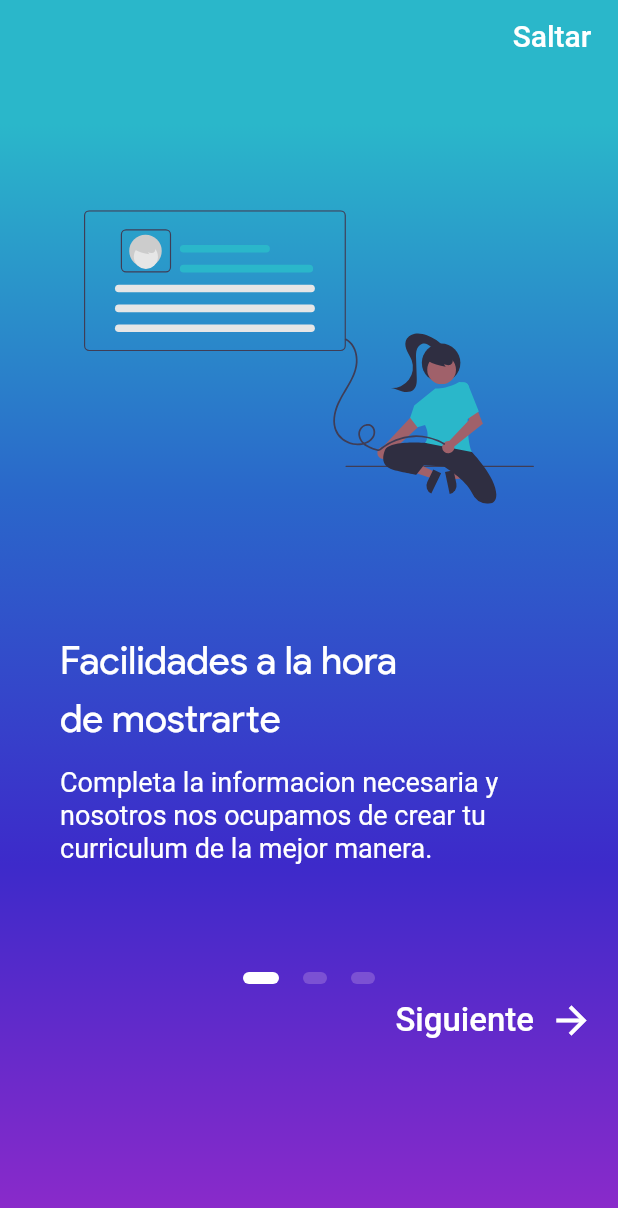
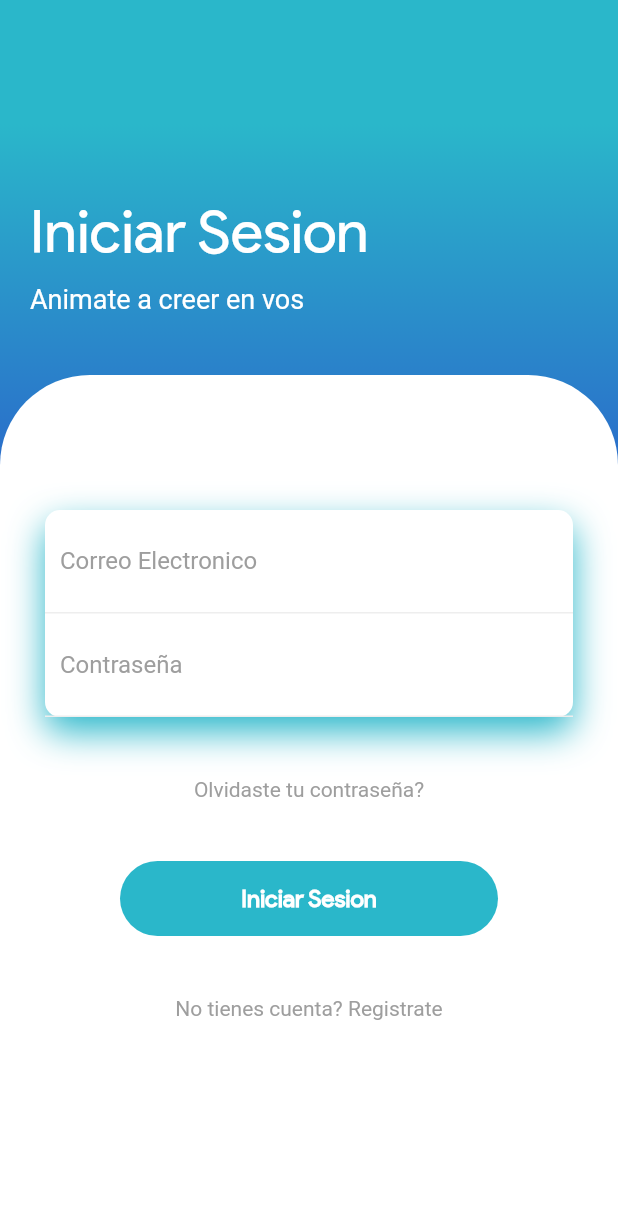
Before and after one commit to SantiagoGonzalezFernandez/fark, a Flutter app: the screen it shows after launch, on a phone screen of 412 x 824 dp. Shown: the top 1208 px of the screen. Run offline on Flutter 3.47's test engine with Material 2 defaults, Android fonts, the phone set to English and light mode, and no system bars; our stand-ins replace flutter_svg, simple_animations.

Commit message:
Termino el UI de el Login / Agrego Una animacion

```diff
--- a/lib/main.dart
+++ b/lib/main.dart
@@ -1,8 +1,10 @@
 //Imports that are not mine
+import 'package:fark/src/pages/home/home_page.dart';
 import 'package:flutter/material.dart';
 
 //Imports that are mine
 import 'package:fark/src/pages/onboarding/onboarding_page.dart';
+import 'package:fark/src/pages/authentication/login_page.dart';
 
 void main() => runApp(MyApp());
 
@@ -11,7 +13,13 @@ class MyApp extends StatelessWidget {
   Widget build(BuildContext context) {
     return MaterialApp(
       debugShowCheckedModeBanner: false,
-      title: 'Material App',
+      title: 'Fark',
+      initialRoute: 'login',
+      routes: {
+        'onboarding' : (BuildContext context) => OnboardingPage(),
+        'login'      : (BuildContext context) => LoginPage(),
+        'home'       : (BuildContext context) => HomePage(),
+      },
       home: Scaffold(
         body: OnboardingPage()
       ),
--- /dev/null
+++ b/lib/src/pages/authentication/login_page.dart
@@ -0,0 +1,251 @@
+//Imports that are not mine
+import 'package:fark/src/utils/background_gradient.dart';
+import 'package:fark/src/utils/fadeAnimation.dart';
+import 'package:flutter/material.dart';
+
+//Imports that are mine
+
+class LoginPage extends StatelessWidget {
+
+  @override
+  Widget build(BuildContext context) {
+    return Scaffold(
+      resizeToAvoidBottomPadding: false,
+      body: Container(
+        width: double.infinity,
+        decoration: BoxDecoration(
+          gradient: generateBackgroundGradient()
+        ),
+        child: SafeArea(
+          child: Column(
+            crossAxisAlignment: CrossAxisAlignment.start,
+            children: [
+              SizedBox(height: 110.0),
+              TitleAndSubtitle(),
+              SizedBox(height: 20.0),
+              Expanded(
+                child: ContainerMain(),
+              )
+            ],
+          ),
+        ),
+      )
+    );
+  }
+}
+
+class TitleAndSubtitle extends StatelessWidget {
+  @override
+  Widget build(BuildContext context) {
+    return Padding(
+      padding: EdgeInsets.all(20.0),
+      child: Column(
+        crossAxisAlignment: CrossAxisAlignment.start,
+        children: [
+          FadeAnimation(
+            delay: 1,
+            child: Text(
+              'Iniciar Sesion',
+               style: TextStyle(
+                 color: Colors.white,
+                 fontSize: 40.0,
+                 fontFamily: 'ProductSans'
+               ),
+            ),
+          ),
+          SizedBox(height: 10.0),
+          FadeAnimation(
+            delay: 1.1,
+            child: Text(
+              'Animate a creer en vos',
+              style: TextStyle(
+                color: Colors.white,
+                fontSize: 18.0
+              ),
+            ),
+          )
+        ],
+      ),
+    );
+  }
+}
+
+class ContainerMain extends StatelessWidget {
+  @override
+  Widget build(BuildContext context) {
+    return Container(
+      decoration: BoxDecoration(
+        color: Colors.white,
+        borderRadius: BorderRadius.only(
+          topLeft: Radius.circular(60.0),
+          topRight: Radius.circular(60.0),
+        )
+      ),
+      child: Padding(
+        padding: EdgeInsets.all(30.0),
+        child: Column(
+          children: [
+            SizedBox(height: 60.0),
+            FormLogin(),
+            SizedBox(height: 40.0),
+            GreyTextFadeAnimation(
+              delay: 1.5,
+              text: 'Olvidaste tu contraseña?',
+            ),
+            SizedBox(height: 40.0),
+            GestureDetector(
+              onTap: () => print('Navegar al home'),
+              child: ButtonIniciarSesion(
+                delay: 1.6,
+                text: 'Iniciar Sesion',
+                color: Color(0xff2AB7CA),
+              ),
+            ),
+            SizedBox(height: 40.0),
+            GestureDetector(
+              onTap: () => print('Navegar al Sign Up'),
+              child: GreyTextFadeAnimation(
+                delay: 1.7,
+                text: 'No tienes cuenta? Registrate',
+              ),
+            )
+          ],
+        ),
+      ),
+    );
+  }
+}
+
+class FormLogin extends StatelessWidget {
+  @override
+  Widget build(BuildContext context) {
+    return FadeAnimation(
+      delay: 1.4,
+      child: Container(
+        decoration: BoxDecoration(
+          color: Colors.white,
+          borderRadius: BorderRadius.circular(10.0),
+          boxShadow: [BoxShadow(
+            color: Color(0xff2AB7CA),
+            blurRadius: 20.0,
+            offset: Offset(0, 10)
+          )]
+        ),
+        child: Column(
+          children: [
+            TextFieldLogin(
+              hintText: 'Correo Electronico',
+              textInputType: TextInputType.emailAddress,
+              isPassword: false,
+            ),
+            TextFieldLogin(
+              hintText: 'Contraseña',
+              isPassword: true,
+            )
+          ],
+        ),
+      ),
+    );
+  }
+}
+
+class TextFieldLogin extends StatelessWidget {
+
+  final String hintText;
+  final TextInputType textInputType;
+  final bool isPassword;
+
+  TextFieldLogin({
+    @required this.hintText,
+    @required this.isPassword,
+    this.textInputType,
+  });
+
+  @override
+  Widget build(BuildContext context) {
+    return Container(
+      padding: EdgeInsets.all(10.0),
+      decoration: BoxDecoration(
+        border: Border(
+          bottom: BorderSide(
+            color: Colors.grey[200]
+          )
+        )
+      ),
+      child: TextField(
+        keyboardType: textInputType,
+        obscureText: isPassword,
+        decoration: InputDecoration(
+          hintText: hintText,
+          hintStyle: TextStyle(
+            color: Colors.grey
+          ),
+          border: InputBorder.none
+        ),
+      ),
+    );
+  }
+}
+
+class GreyTextFadeAnimation extends StatelessWidget {
+
+  final double delay;
+  final String text;
+
+  GreyTextFadeAnimation({
+    this.delay = 1,
+    this.text  = 'Grey Text'
+  });
+
+  @override
+  Widget build(BuildContext context) {
+    return FadeAnimation(
+      delay: delay,
+      child: Text(
+        text,
+        style: TextStyle(
+          color: Colors.grey
+        ),
+      ),
+    );
+  }
+}
+
+class ButtonIniciarSesion extends StatelessWidget {
+
+  final double delay;
+  final String text;
+  final Color color;
+
+  ButtonIniciarSesion({
+    this.delay = 1,
+    this.text  = 'Iniciar Sesion',
+    @required this.color
+  });
+
+  @override
+  Widget build(BuildContext context) {
+    return FadeAnimation(
+      delay: delay,
+      child: Container(
+        height: 50.0,
+        margin: EdgeInsets.symmetric(horizontal: 50.0),
+        decoration: BoxDecoration(
+          borderRadius: BorderRadius.circular(50.0),
+          color: color
+        ),
+        child: Center(
+          child: Text(
+            text,
+            style: TextStyle(
+              color: Colors.white,
+              fontWeight: FontWeight.bold,
+              fontSize: 16.0,
+              fontFamily: 'ProductSans'
+            ),
+          ),
+        ),
+      ),
+    );
+  }
+}
--- /dev/null
+++ b/lib/src/pages/home/home_page.dart
@@ -0,0 +1,17 @@
+//Imports that are not mine
+import 'package:flutter/material.dart';
+
+//Imports that are mine
+
+class HomePage extends StatelessWidget {
+
+  @override
+  Widget build(BuildContext context) {
+    return Scaffold(
+      appBar: AppBar(
+        centerTitle: true,
+        title: Text('Home'),
+      ),
+    );
+  }
+}
--- a/lib/src/pages/onboarding/onboarding_page.dart
+++ b/lib/src/pages/onboarding/onboarding_page.dart
@@ -116,7 +116,7 @@ class ButtonComenzar extends StatelessWidget {
       width: double.infinity,
       color: Colors.white,
       child: GestureDetector(
-        onTap: () => print('Navegar al login'),
+        onTap: () => Navigator.pushReplacementNamed(context, 'login'),
         child: Center(
           child: Padding(
             padding: EdgeInsets.only(bottom: 30.0),
@@ -149,7 +149,7 @@ class ButtonSkip extends StatelessWidget {
       child: Container(
         alignment: Alignment.centerRight,
         child: FlatButton(
-          onPressed: () => print('Navegar Al Login'),
+          onPressed: () => Navigator.pushReplacementNamed(context, 'login'),
           child: Text(
             text,
             style: TextStyle(
--- /dev/null
+++ b/lib/src/utils/fadeAnimation.dart
@@ -0,0 +1,46 @@
+//Imports that are not mine
+import 'package:flutter/material.dart';
+import 'package:simple_animations/simple_animations/controlled_animation.dart';
+import 'package:simple_animations/simple_animations/multi_track_tween.dart';
+
+//Imports that are mine
+
+class FadeAnimation extends StatelessWidget {
+
+  final double delay;
+  final Widget child;
+
+  FadeAnimation({
+    this.delay,
+    this.child
+  });
+
+  @override
+  Widget build(BuildContext context) {
+    final tween = MultiTrackTween([
+      Track("opacity").add(
+        Duration(milliseconds: 500),
+        Tween(begin: 0.0, end: 1.0)
+      ),
+      Track("translateY").add(
+        Duration(milliseconds: 500),
+        Tween(begin: -130.0, end: 0.0),
+        curve: Curves.easeOut
+      )
+    ]);
+
+    return ControlledAnimation(
+      delay: Duration(milliseconds: (500 * delay).round()),
+      duration: tween.duration,
+      tween: tween,
+      child: child,
+      builderWithChild: (context, child, animation) => Opacity(
+        opacity: animation["opacity"],
+        child: Transform.translate(
+          offset: Offset(0, animation["translateY"]),
+          child: child,
+        ),
+      ),
+    );
+  }
+}
--- a/pubspec.yaml
+++ b/pubspec.yaml
@@ -12,6 +12,7 @@ dependencies:
     sdk: flutter
   cupertino_icons: ^0.1.3
   flutter_svg: ^0.18.0
+  simple_animations: ^1.1.3
 
 dev_dependencies:
   flutter_test:
```
Also changed, not shown: pubspec.lock.
